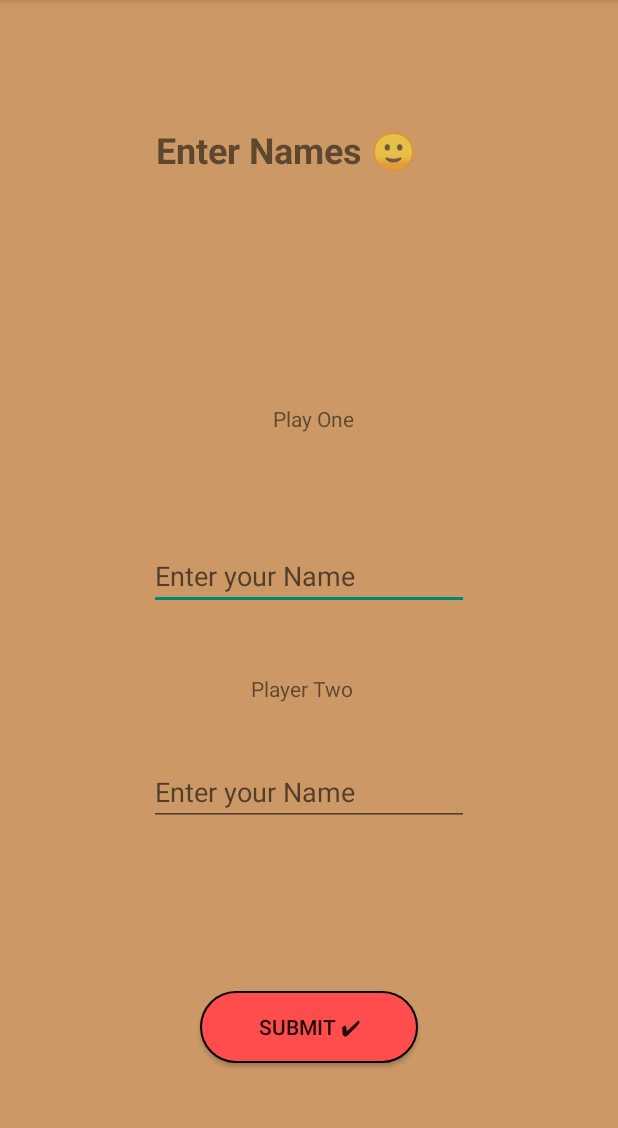
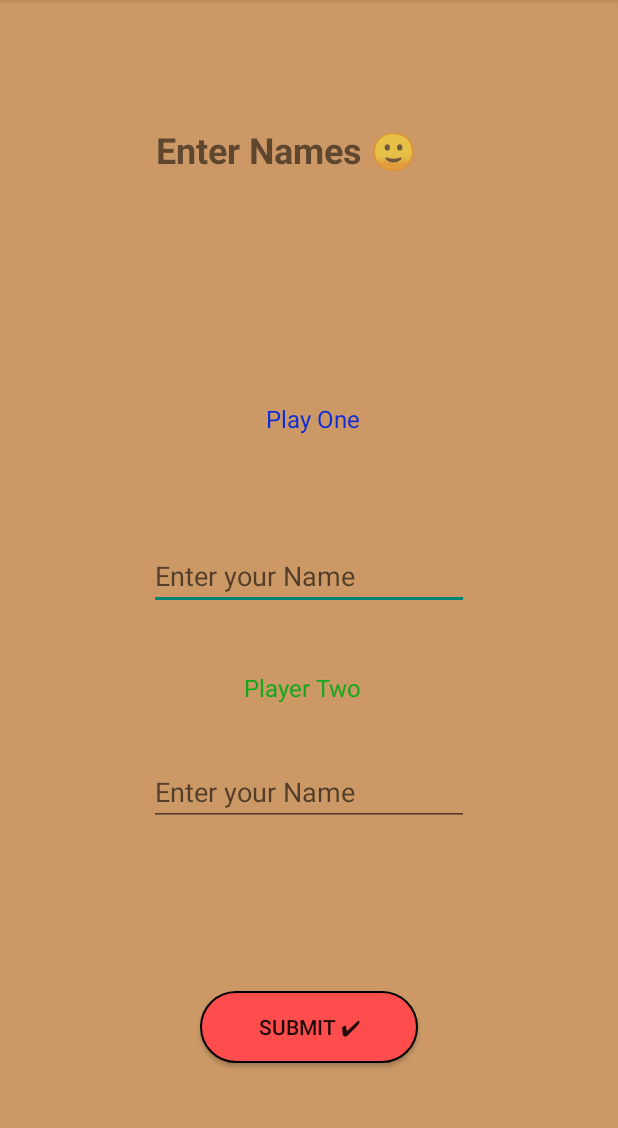
Before and after one commit to mwchben/tictactoe, an Android app: the PlayersPage screen opened directly, with no data from a screen before it, on a phone screen of 412 x 824 dp, the part 84-1212 px from its top. Run offline under Robolectric (Android 15) with nearby library versions, the phone set to English and light mode, and no system bars.

Commit message:
colors to differentiate the 2 players

```diff
--- a/app/src/main/res/layout/activity_players_page.xml
+++ b/app/src/main/res/layout/activity_players_page.xml
@@ -13,6 +13,8 @@
         android:layout_height="wrap_content"
         android:layout_marginTop="196dp"
         android:text="@string/label_1"
+        android:textColor="#0F2DD5"
+        android:textSize="16sp"
         app:layout_constraintBottom_toTopOf="@+id/editTextTextPersonName"
         app:layout_constraintEnd_toEndOf="parent"
         app:layout_constraintHorizontal_bias="0.508"
@@ -38,6 +40,8 @@
         android:layout_width="wrap_content"
         android:layout_height="wrap_content"
         android:text="@string/label_2"
+        android:textColor="#16A81C"
+        android:textSize="16sp"
         app:layout_constraintBottom_toTopOf="@+id/editTextTextPersonName2"
         app:layout_constraintEnd_toEndOf="parent"
         app:layout_constraintHorizontal_bias="0.488"
```
